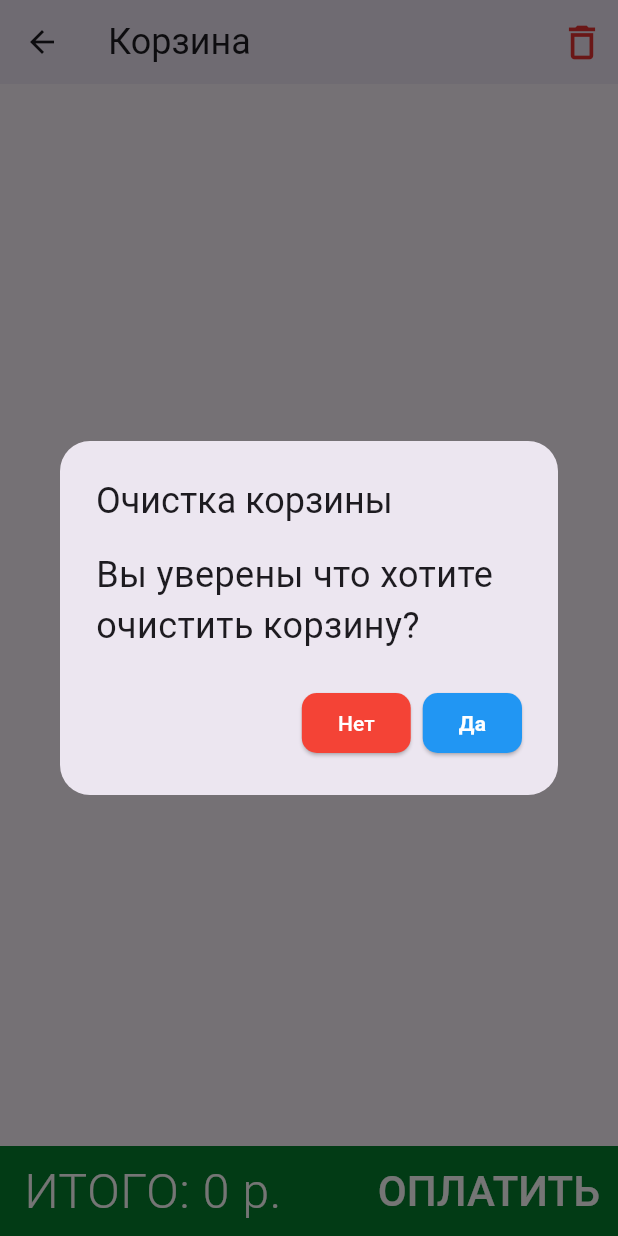
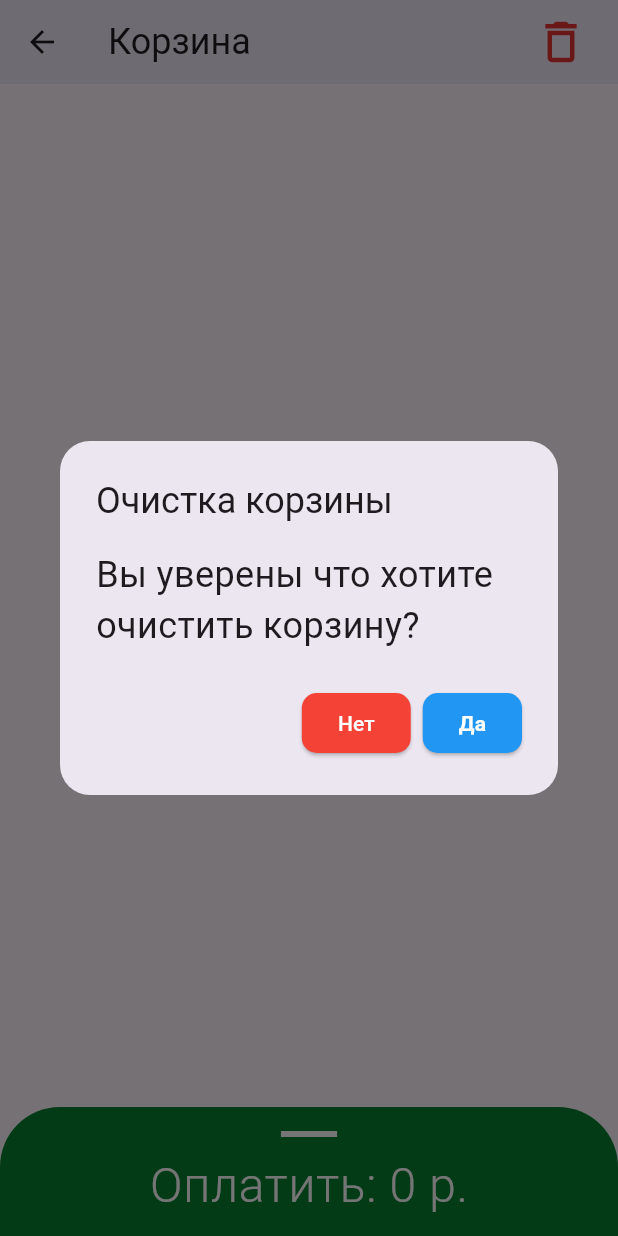
Before and after one commit to ZSergeyV/grpc_server, a Flutter app: the CartPage screen opened by its route, after a tap on the "delete outline" icon, on a phone screen of 412 x 824 dp. Run offline on Flutter 3.47's test engine with Material 2 defaults, Android fonts, the phone set to English and light mode, and no system bars; our stand-ins replace badges, bloc, cached_network_image, carousel_slider, equatable, flutter_bloc and 2 more; missing offline and left inert: flutter_randomcolor; accounts and stored records are empty; Roboto replaces fonts that are missing (Cuprum).

Commit message:
modified:   lib/features/screens/shop_cart.dart 	modified:   lib/features/screens/shop_products.dart

```diff
--- a/lib/features/screens/shop_cart.dart
+++ b/lib/features/screens/shop_cart.dart
@@ -22,29 +22,45 @@ class CartPage extends StatelessWidget {
         ),
         elevation: 3,
         actions: [
-          IconButton(
+          Padding(
+            padding: const EdgeInsets.only(right: 12),
+            child: IconButton(
                 onPressed: () => _showDialogClearCart(context),
                 icon: const Icon(
                   Icons.delete_outline,
                   color: Color(0xFFE83333),
-                size: 30,
-              ))
+                  size: 36,
+                )),
+          )
         ],
       ),
       body: BlocBuilder<CartBloc, CartState>(builder: (context, state) {
+        double dividerWidth = MediaQuery.of(context).size.width / 2.2;
+
         return SafeArea(
             child: Column(
           children: [
             Expanded(
                 child: Padding(
-                    padding: const EdgeInsets.all(12),
+                    padding: const EdgeInsets.only(
+                        left: 12, right: 12, bottom: 0, top: 12),
                     child: Builder(builder: (context) {
                       switch (state.status) {
                         case CartStatus.initial:
                           return ListView.builder(
                             itemBuilder: (BuildContext context, int index) {
-                              return CartProductItem(
-                                  state.items[index], true, context);
+                              return Dismissible(
+                                background: Container(
+                                  color: Color.fromARGB(255, 206, 35, 23),
+                                ),
+                                key: ValueKey<int>(
+                                    state.items[index].product.code),
+                                child: CartProductItem(
+                                    state.items[index], true, context),
+                                onDismissed: (direction) => context
+                                    .read<CartBloc>()
+                                    .add(DeleteProduct(state.items[index])),
+                              );
                             },
                             itemCount: state.items.length,
                           );
@@ -59,24 +75,46 @@ class CartPage extends StatelessWidget {
                       }
                     }))),
             Container(
-                height: 60,
-                color: const Color.fromARGB(255, 5, 128, 46),
-                child: Row(
-                  mainAxisSize: MainAxisSize.max,
-                  mainAxisAlignment: MainAxisAlignment.spaceBetween,
+                height: 86,
+                // color: const Color.fromARGB(255, 5, 128, 46),
+                decoration: const BoxDecoration(
+                  color: Color.fromARGB(255, 5, 128, 46),
+                  borderRadius: BorderRadius.only(
+                    topRight: Radius.circular(40.0),
+                    topLeft: Radius.circular(40.0),
+                  ),
+                ),
+                child: Column(
                   children: [
                     Padding(
-                      padding:
-                          const EdgeInsetsDirectional.fromSTEB(16, 0, 8, 0),
-                      child: Text(
-                        'ИТОГО: ${state.totalPrice.toInt() == state.totalPrice ? state.totalPrice.toInt() : state.totalPrice} р.',
-                        style: Theme.of(context).textTheme.bodyLarge?.copyWith(
+                      padding: const EdgeInsets.only(top: 18),
+                      child: SizedBox(
+                        child: Divider(
                           color: Colors.white,
-                              fontSize: 32,
-                              fontWeight: FontWeight.w300,
+                          height: 2.0,
+                          thickness: 4,
+                          indent: dividerWidth,
+                          endIndent: dividerWidth,
                         ),
                       ),
                     ),
+                    Row(
+                      // mainAxisSize: MainAxisSize.max,
+                      mainAxisAlignment: MainAxisAlignment.center,
+                      children: [
+                        // Padding(
+                        //   padding:
+                        //       const EdgeInsetsDirectional.fromSTEB(32, 0, 0, 0),
+                        //   child: Text(
+                        //     'Оплатить: ${state.totalPrice.toInt() == state.totalPrice ? state.totalPrice.toInt() : state.totalPrice} р.',
+                        //     style:
+                        //         Theme.of(context).textTheme.bodyLarge?.copyWith(
+                        //               color: Colors.white,
+                        //               fontSize: 32,
+                        //               fontWeight: FontWeight.w300,
+                        //             ),
+                        //   ),
+                        // ),
                         TextButton(
                             onPressed: () {
                               showModalBottomSheet(
@@ -86,7 +124,7 @@ class CartPage extends StatelessWidget {
                                 elevation: 10,
                                 shape: const RoundedRectangleBorder(
                                   borderRadius: BorderRadius.vertical(
-                                top: Radius.circular(15),
+                                    top: Radius.circular(40),
                                   ),
                                 ),
                                 builder: (BuildContext context) {
@@ -94,15 +132,37 @@ class CartPage extends StatelessWidget {
                                 },
                               );
                             },
-                        child: const Text(
-                          'ОПЛАТИТЬ',
-                          style: TextStyle(color: Colors.white, fontSize: 28),
+                            child: Padding(
+                              padding: const EdgeInsets.only(top: 0),
+                              child: Text(
+                                'Оплатить: ${state.totalPrice.toInt() == state.totalPrice ? state.totalPrice.toInt() : state.totalPrice} р.',
+                                style: Theme.of(context)
+                                    .textTheme
+                                    .bodyLarge
+                                    ?.copyWith(
+                                      color: Colors.white,
+                                      fontSize: 32,
+                                      fontWeight: FontWeight.w300,
+                                    ),
+                              ),
+
+                              // Text(
+                              //   'ОПЛАТИТЬ',
+                              //   style: TextStyle(
+                              //       color: Colors.white, fontSize: 28),
+                              // ),
                             ))
+                      ],
+                    ),
                   ],
                 )),
           ],
         ));
       }),
+      // bottomSheet: Container(
+      //   height: 100,
+      //   color: Colors.cyan,
+      // ),
     );
   }
 }
@@ -145,7 +205,17 @@ class Cart extends StatelessWidget {
                             case CartStatus.initial:
                               return ListView.builder(
                                 itemBuilder: (BuildContext context, int index) {
-                                  return CartProductItem(state.items[index]);
+                                  return Dismissible(
+                                    background: Container(
+                                      color: Colors.red,
+                                    ),
+                                    key: ValueKey<int>(
+                                        state.items[index].product.code),
+                                    child: CartProductItem(state.items[index]),
+                                    onDismissed: (direction) => context
+                                        .read<CartBloc>()
+                                        .add(DeleteProduct(state.items[index])),
+                                  );
                                 },
                                 itemCount: state.items.length,
                                 //ProductListItem(product: state.products[index])
@@ -373,8 +443,10 @@ Widget CartProductItem(CartItem item,
                   )),
                   extendet
                       ? SizedBox(
-                          width: 120,
+                          width: 132,
                           height: 45,
+                          child: Padding(
+                            padding: const EdgeInsets.only(right: 12),
                             child: CartStepperInt(
                               size: 33,
                               value: item.count,
@@ -392,6 +464,7 @@ Widget CartProductItem(CartItem item,
                                       .add(ChangeCountProduct(item, value));
                                 }
                               },
+                            ),
                           ))
                       : noWidget,
                 ],
@@ -433,10 +506,13 @@ Widget CartProductItem(CartItem item,
                   : Row(
                       mainAxisAlignment: MainAxisAlignment.end,
                       children: [
-                        Text(
+                        Padding(
+                          padding: const EdgeInsets.only(right: 12),
+                          child: Text(
                             'Всего: ${item.price.toInt()} р.',
                             style: CART_TEXT_STYLE.copyWith(
                                 fontWeight: FontWeight.bold, fontSize: 18),
+                          ),
                         )
                       ],
                     ),
--- a/lib/features/screens/shop_products.dart
+++ b/lib/features/screens/shop_products.dart
@@ -51,7 +51,6 @@ class _ListProductsState extends State<ListProducts> {
 
   @override
   Widget build(BuildContext context) {
-    //final ProductsState stateBlocProduct = context.read<ProductsBloc>().state;
     return BlocBuilder<ProductsBloc, ProductsState>(builder: (context, state) {
       return Container(
         width: MediaQuery.of(context).size.width *
```
Lines whose indentation alone changed are shown as unchanged.
